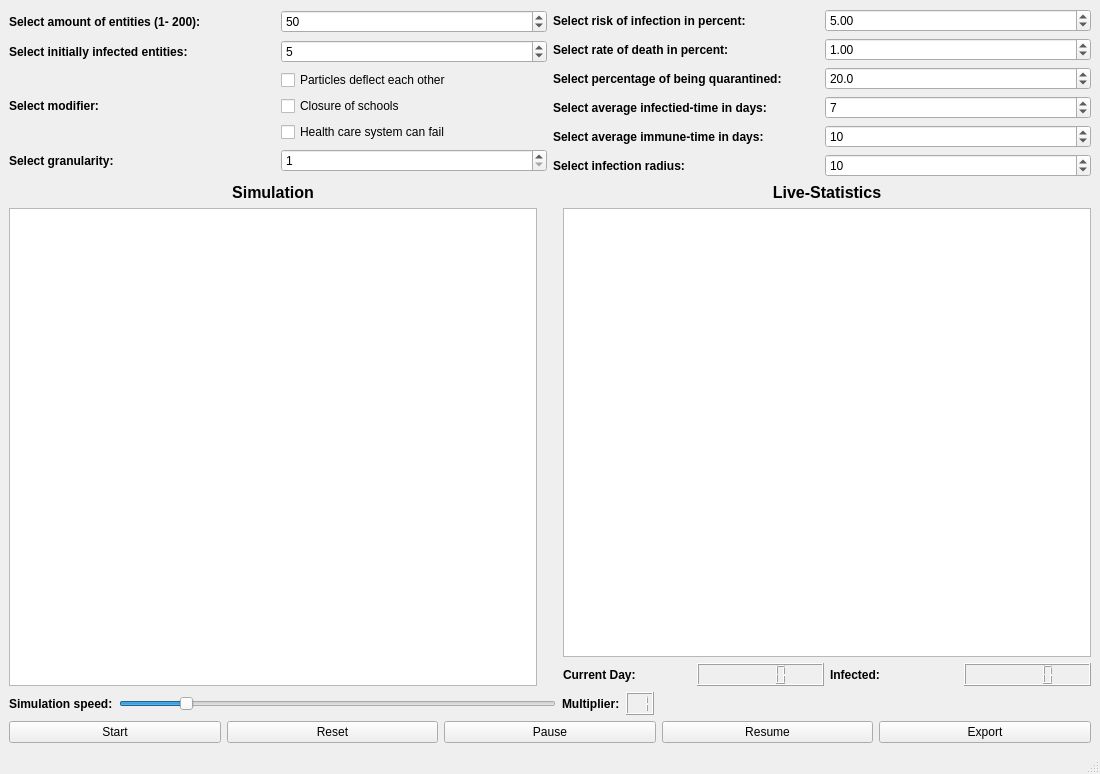
The window that resources/mainwindow.ui (JonasAdler/pandemic_simulator) describes before a commit, drawn with Qt 5.
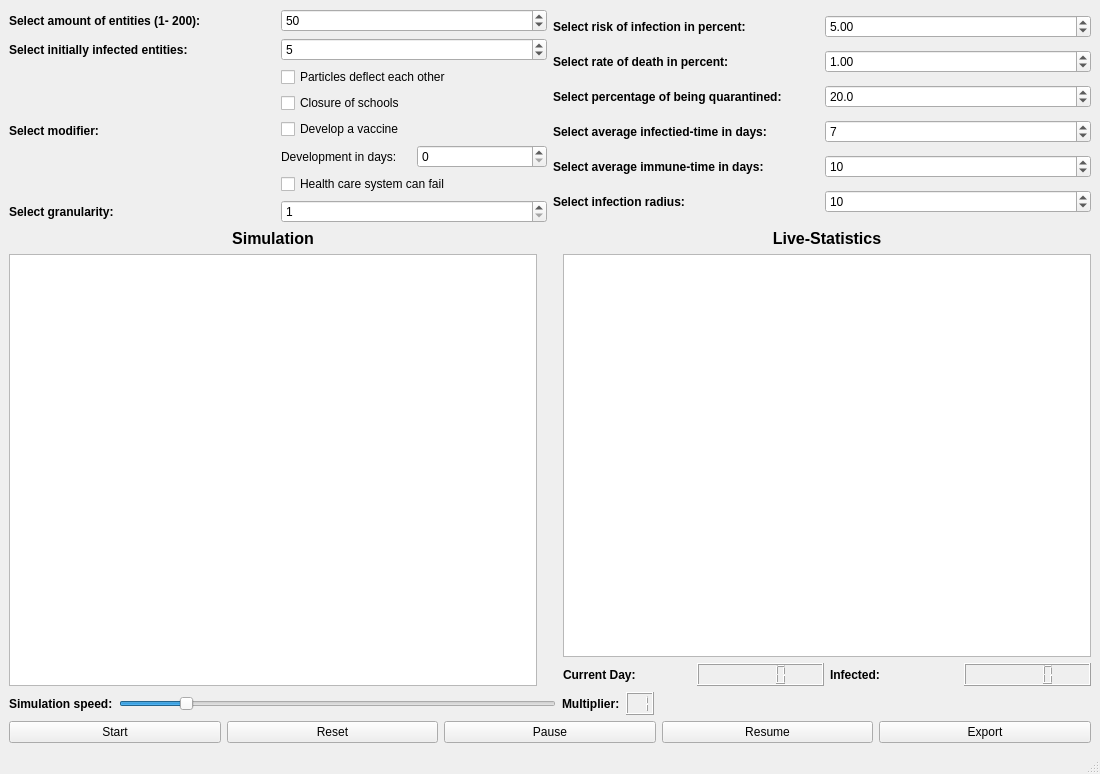
The same window after the commit.

Commit message: Modifiers added (only "closure of schools" doesnt work), all other buttons are connected Speed of simulation is changeable

Patch:
```diff
--- a/resources/mainwindow.ui
+++ b/resources/mainwindow.ui
@@ -120,6 +120,27 @@
                 </property>
                </widget>
               </item>
+              <item>
+               <widget class="QCheckBox" name="vaccineCheckBox">
+                <property name="text">
+                 <string>Develop a vaccine</string>
+                </property>
+               </widget>
+              </item>
+              <item>
+               <layout class="QHBoxLayout" name="horizontalLayout_9">
+                <item>
+                 <widget class="QLabel" name="label_16">
+                  <property name="text">
+                   <string>Development in days:</string>
+                  </property>
+                 </widget>
+                </item>
+                <item>
+                 <widget class="QSpinBox" name="vaccineDaysSpinBox"/>
+                </item>
+               </layout>
+              </item>
               <item>
                <widget class="QCheckBox" name="healthCareOverloadedCheckBox">
                 <property name="text">
```
The commit also changes 5 other files.
